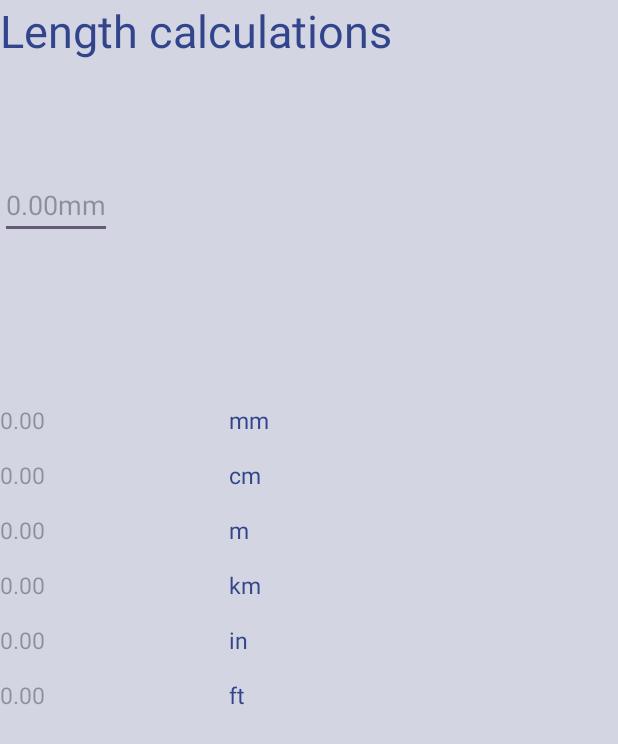
After one commit to Bongani-4/OIBSIP, an Android app: the fragment MIllimetresFragment shown on its own in the app's theme, on a phone screen of 412 x 824 dp. The commit adds this screen. Shown: the top 744 px of the screen. Run offline under Robolectric (Android 15) with nearby library versions, the phone set to English and light mode, and no system bars.

Commit message:
layout fragments

```diff
--- /dev/null
+++ b/app/src/main/java/com/example/b_unitconverter/MIllimetresFragment.java
@@ -0,0 +1,64 @@
+package com.example.b_unitconverter;
+
+import android.os.Bundle;
+
+import androidx.fragment.app.Fragment;
+
+import android.view.LayoutInflater;
+import android.view.View;
+import android.view.ViewGroup;
+
+/**
+ * A simple {@link Fragment} subclass.
+ * Use the {@link MIllimetresFragment#newInstance} factory method to
+ * create an instance of this fragment.
+ */
+public class MIllimetresFragment extends Fragment {
+
+    // TODO: Rename parameter arguments, choose names that match
+    // the fragment initialization parameters, e.g. ARG_ITEM_NUMBER
+    private static final String ARG_PARAM1 = "param1";
+    private static final String ARG_PARAM2 = "param2";
+
+    // TODO: Rename and change types of parameters
+    private String mParam1;
+    private String mParam2;
+
+    public MIllimetresFragment() {
+        // Required empty public constructor
+    }
+
+    /**
+     * Use this factory method to create a new instance of
+     * this fragment using the provided parameters.
+     *
+     * @param param1 Parameter 1.
+     * @param param2 Parameter 2.
+     * @return A new instance of fragment MIllimetresFragment.
+     */
+    // TODO: Rename and change types and number of parameters
+    public static MIllimetresFragment newInstance(String param1, String param2) {
+        MIllimetresFragment fragment = new MIllimetresFragment();
+        Bundle args = new Bundle();
+        args.putString(ARG_PARAM1, param1);
+        args.putString(ARG_PARAM2, param2);
+        fragment.setArguments(args);
+        return fragment;
+    }
+
+    @Override
+    public void onCreate(Bundle savedInstanceState) {
+        super.onCreate(savedInstanceState);
+        if (getArguments() != null) {
+            mParam1 = getArguments().getString(ARG_PARAM1);
+            mParam2 = getArguments().getString(ARG_PARAM2);
+        }
+    }
+
+    @Override
+    public View onCreateView(LayoutInflater inflater, ViewGroup container,
+                             Bundle savedInstanceState) {
+        // Inflate the layout for this fragment
+        return inflater.inflate(R.layout.fragment_m_illimetres, container, false);
+    }
+}
--- /dev/null
+++ b/app/src/main/res/layout/fragment_m_illimetres.xml
@@ -0,0 +1,164 @@
+<?xml version="1.0" encoding="utf-8"?>
+<FrameLayout xmlns:android="http://schemas.android.com/apk/res/android"
+    xmlns:tools="http://schemas.android.com/tools"
+    android:layout_width="match_parent"
+    android:layout_height="match_parent"
+    android:background="#F2D1D4E1"
+    tools:context=".MIllimetresFragment">
+
+
+    <EditText
+        android:layout_width="wrap_content"
+        android:layout_height="wrap_content"
+        android:layout_marginTop="-275dp"
+        android:layout_gravity="center_vertical"
+        android:hint="0.00mm"/>
+
+
+    <TextView
+        android:layout_width="match_parent"
+        android:layout_height="match_parent"
+        android:layout_gravity="center"
+        android:text="Length calculations"
+        android:textColor="#F2293C87"
+
+        android:textSize="30sp" />
+
+    <LinearLayout
+        android:layout_width="wrap_content"
+        android:layout_height="wrap_content"
+        android:layout_gravity="center_vertical"
+        android:layout_marginTop="-40dp"
+        android:orientation="vertical">
+
+
+        <TextView
+            android:layout_width="wrap_content"
+            android:layout_height="wrap_content"
+            android:layout_marginRight="80dp"
+            android:hint="0.00"
+            android:textColor="#F2293C87"
+            android:textSize="15sp"
+
+            />
+
+        <TextView
+            android:layout_width="wrap_content"
+            android:layout_height="wrap_content"
+            android:hint="0.00"
+            android:textSize="15sp"
+            android:textColor="#F2293C87"
+            android:layout_marginTop="15dp"
+            />
+        <TextView
+            android:layout_width="wrap_content"
+            android:layout_height="wrap_content"
+            android:hint="0.00"
+            android:textSize="15sp"
+            android:textColor="#F2293C87"
+            android:layout_marginTop="15dp"
+            />
+        <TextView
+            android:layout_width="wrap_content"
+            android:layout_height="wrap_content"
+            android:hint="0.00"
+            android:textColor="#F2293C87"
+            android:textSize="15sp"
+            android:layout_marginTop="15dp"
+            />
+        <TextView
+            android:layout_width="wrap_content"
+            android:layout_height="wrap_content"
+            android:hint="0.00"
+            android:textSize="15sp"
+            android:textColor="#F2293C87"
+            android:layout_marginTop="15dp"
+            />
+        <TextView
+            android:layout_width="wrap_content"
+            android:layout_height="wrap_content"
+            android:hint="0.00"
+            android:textSize="15sp"
+            android:textColor="#F2293C87"
+            android:layout_marginTop="15dp"
+            />
+
+
+
+
+
+</LinearLayout>
+    <LinearLayout
+        android:layout_width="wrap_content"
+        android:layout_height="wrap_content"
+        android:layout_gravity="center"
+        android:layout_marginTop="-40dp"
+        android:orientation="vertical">
+
+
+        <TextView
+
+            android:layout_width="wrap_content"
+            android:layout_height="wrap_content"
+            android:id="@+id/mm"
+            android:layout_marginRight="80dp"
+            android:text="mm"
+            android:textColor="#F2293C87"
+            android:textSize="15sp"
+
+            />
+
+        <TextView
+            android:layout_width="wrap_content"
+            android:layout_height="wrap_content"
+            android:id="@+id/cm"
+            android:text="cm"
+            android:textSize="15sp"
+            android:textColor="#F2293C87"
+            android:layout_marginTop="15dp"
+            />
+        <TextView
+            android:layout_width="wrap_content"
+            android:layout_height="wrap_content"
+            android:id="@+id/m"
+            android:text="m"
+            android:textColor="#F2293C87"
+            android:textSize="15sp"
+            android:layout_marginTop="15dp"
+            />
+        <TextView
+            android:layout_width="wrap_content"
+            android:layout_height="wrap_content"
+            android:text="km"
+            android:id="@+id/km"
+            android:textSize="15sp"
+            android:textColor="#F2293C87"
+            android:layout_marginTop="15dp"
+            />
+        <TextView
+            android:layout_width="wrap_content"
+            android:layout_height="wrap_content"
+            android:text="in"
+            android:textSize="15sp"
+            android:textColor="#F2293C87"
+            android:id="@+id/in"
+            android:layout_marginTop="15dp"
+            />
+        <TextView
+            android:layout_width="wrap_content"
+            android:layout_height="wrap_content"
+            android:text="ft"
+            android:textSize="15sp"
+            android:id="@+id/ft"
+            android:textColor="#F2293C87"
+            android:layout_marginTop="15dp"
+            />
+
+
+
+
+
+    </LinearLayout>
+
+
+</FrameLayout>
--- a/app/src/main/res/values/strings.xml
+++ b/app/src/main/res/values/strings.xml
@@ -1,3 +1,5 @@
 <resources>
     <string name="app_name">B_UnitConverter</string>
+    <!-- TODO: Remove or change this placeholder text -->
+    <string name="hello_blank_fragment">Hello blank fragment</string>
 </resources>
```
Also changed, not shown: app/src/main/AndroidManifest.xml (+8 -5 lines), app/src/main/java/com/example/b_unitconverter/HomeActivity.java (+49 -17 lines), app/src/main/java/com/example/b_unitconverter/lengthConverterActivity.java (added, +15 -0 lines), app/src/main/res/layout/activity_home.xml (+12 -4 lines), app/src/main/res/layout/activity_length_converter.xml (added, +21 -0 lines), app/src/main/res/drawable/logoicon.png (renamed from app/src/main/res/drawable/logo.png).
